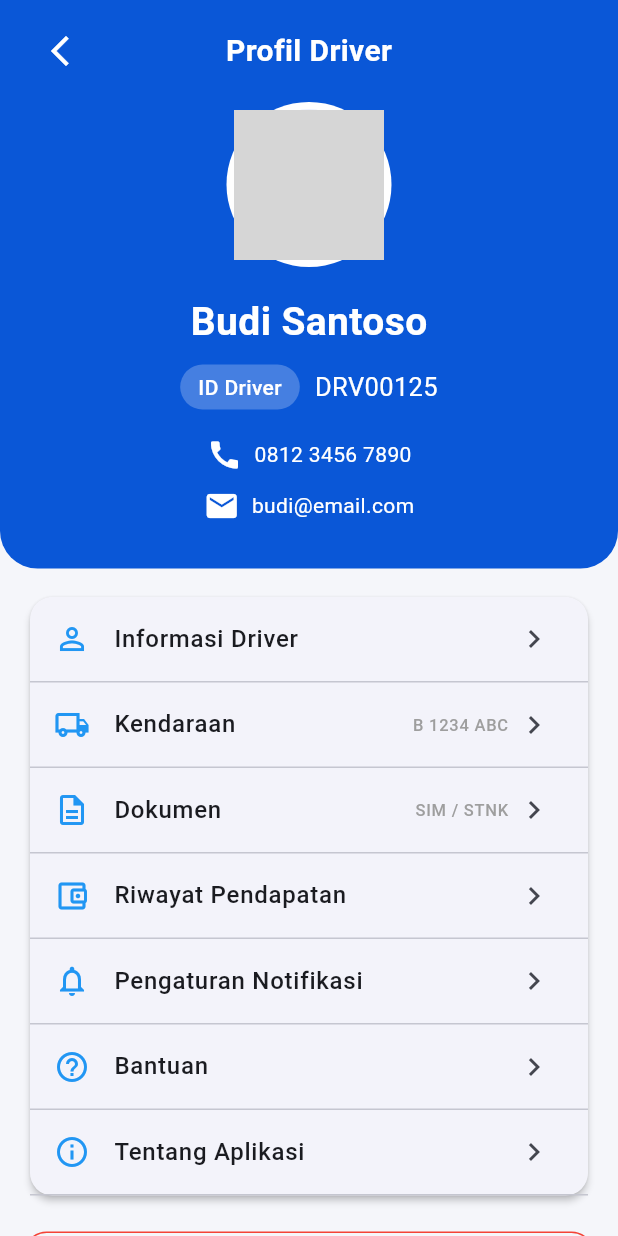
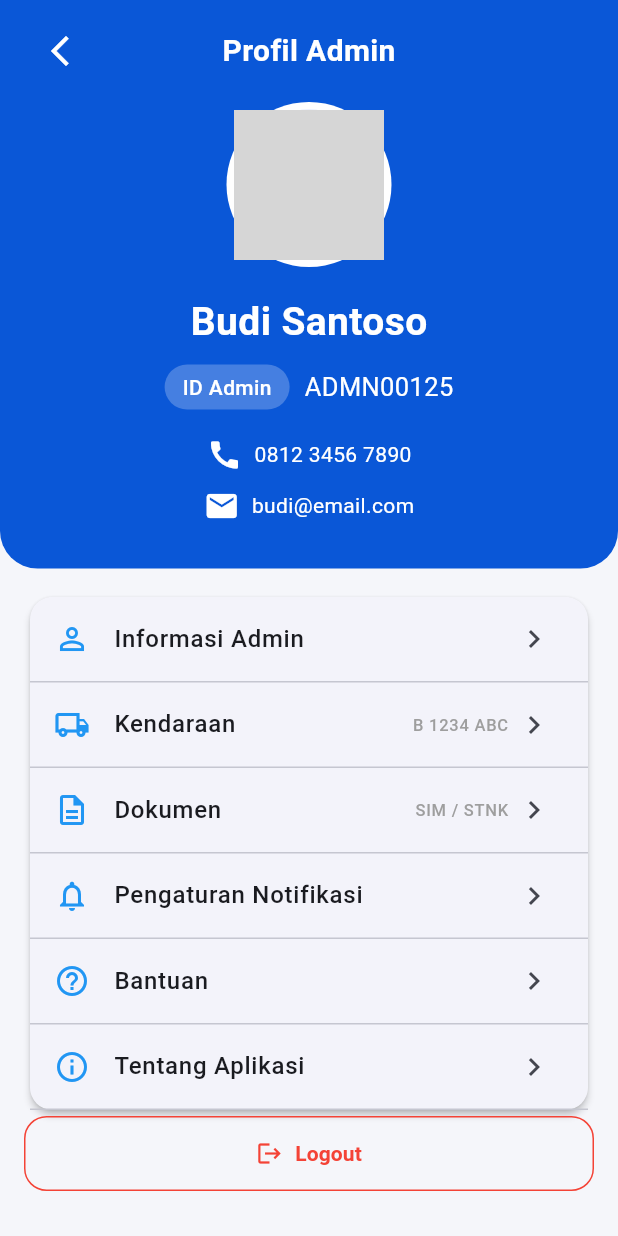
Before and after one commit to Galehramadhan/tracking-logistik-mobile, a Flutter app: the ProfilePage screen opened directly, on a phone screen of 412 x 824 dp. Run offline on Flutter 3.47's test engine with Material 3 defaults, Android fonts, the phone set to English and light mode, and no system bars; our stand-ins replace flutter_riverpod, google_maps_flutter, shared_preferences; missing offline and left inert: mobile_scanner; accounts and stored records are empty; Roboto replaces fonts that are missing (Poppins); grey boxes are pictures that could not be loaded.

Commit message:
ganti nama driver to admin

```diff
--- a/tracking_logistik_app/lib/main.dart
+++ b/tracking_logistik_app/lib/main.dart
@@ -60,6 +60,8 @@ class _SafeShipAppState extends State<SafeShipApp> {
 
         // Daftarkan alamat '/' agar Navigator.pushReplacementNamed tahu tujuannya
         '/dashboard': (context) => const MainDashboard(),
+
+        '/logout' : (context) => LoginScreen(authController: _authController),
       },
     );
   }
--- a/tracking_logistik_app/lib/profile/bantuan.dart
+++ b/tracking_logistik_app/lib/profile/bantuan.dart
@@ -14,7 +14,7 @@ class BantuanPage extends StatelessWidget {
         padding: EdgeInsets.all(20),
         child: Text(
           "Jika mengalami kendala saat pengiriman atau penggunaan aplikasi, silakan hubungi Admin melalui:\n\n"
-          "Email : support@driver.com\n"
+          "Email : support@admin.com\n"
           "Telepon : 0812-3456-7890",
           style: TextStyle(fontSize: 16),
         ),
--- a/tracking_logistik_app/lib/profile/detail_profile.dart
+++ b/tracking_logistik_app/lib/profile/detail_profile.dart
@@ -7,7 +7,7 @@ class DriverDetailPage extends StatelessWidget {
   Widget build(BuildContext context) {
     return Scaffold(
       appBar: AppBar(
-        title: const Text("Informasi Driver"),
+        title: const Text("Informasi Admin"),
         backgroundColor: const Color(0xff0A57D7),
       ),
       body: ListView(
@@ -15,7 +15,7 @@ class DriverDetailPage extends StatelessWidget {
         children: [
 
           detailItem("Nama", "Budi Santoso"),
-          detailItem("ID Driver", "DRV00125"),
+          detailItem("ID Admin", "DRV00125"),
           detailItem("No HP", "081234567890"),
           detailItem("Email", "budi@email.com"),
           detailItem("Jenis Kelamin", "Laki-laki"),
--- a/tracking_logistik_app/lib/profile/profilemain.dart
+++ b/tracking_logistik_app/lib/profile/profilemain.dart
@@ -3,7 +3,6 @@ import 'package:flutter/material.dart';
 import 'package:tracking_logistik_app/profile/detail_profile.dart';
 import 'kendaraan.dart';
 import 'dokumen.dart';
-import 'pendapatan.dart';
 import 'notifikasi.dart';
 import 'bantuan.dart';
 import 'tentang.dart';
@@ -48,7 +47,7 @@ class ProfilePage extends StatelessWidget {
                         const Expanded(
                           child: Center(
                             child: Text(
-                              "Profil Driver",
+                              "Profil Admin",
                               style: TextStyle(
                                 color: Colors.white,
                                 fontSize: 20,
@@ -101,7 +100,7 @@ class ProfilePage extends StatelessWidget {
                           borderRadius: BorderRadius.circular(15),
                         ),
                         child: const Text(
-                          "ID Driver",
+                          "ID Admin",
                           style: TextStyle(
                             color: Colors.white,
                             fontWeight: FontWeight.w500,
@@ -112,7 +111,7 @@ class ProfilePage extends StatelessWidget {
                       const SizedBox(width: 10),
 
                       const Text(
-                        "DRV00125",
+                        "ADMN00125",
                         style: TextStyle(
                           color: Colors.white,
                           fontSize: 17,
@@ -175,7 +174,7 @@ class ProfilePage extends StatelessWidget {
                           profileMenu(
                             context,
                             Icons.person_outline,
-                            "Informasi Driver",
+                            "Informasi Admin",
                             onTap: () {
                               Navigator.push(
                                 context,
@@ -214,21 +213,6 @@ class ProfilePage extends StatelessWidget {
                                 MaterialPageRoute(
                                   builder: (_) =>
                                       const DokumenPage(),
-                                ),
-                              );
-                            },
-                          ),
-
-                          profileMenu(
-                            context,
-                            Icons.account_balance_wallet_outlined,
-                            "Riwayat Pendapatan",
-                            onTap: () {
-                              Navigator.push(
-                                context,
-                                MaterialPageRoute(
-                                  builder: (_) =>
-                                      const PendapatanPage(),
                                 ),
                               );
                             },
@@ -282,8 +266,6 @@ class ProfilePage extends StatelessWidget {
                       ),
                     ),
 
-                    const SizedBox(height: 20),
-
                     SizedBox(
                       width: double.infinity,
                       child: OutlinedButton.icon(
@@ -291,6 +273,7 @@ class ProfilePage extends StatelessWidget {
 
                           // TODO: Logout
                         },
+
                         icon: const Icon(
                           Icons.logout,
                           color: Colors.red,
```
Also changed, not shown: tracking_logistik_app/lib/pengiriman/pengiriman_main.dart (+1 -8 lines), tracking_logistik_app/lib/profile/pendapatan.dart (deleted, +0 -42 lines), 2 other files.
